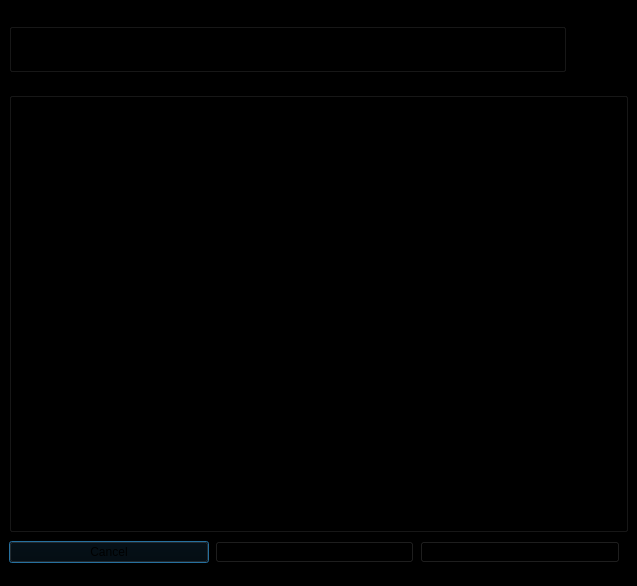
Above: ReqMktDepthGUI.ui from spinlockirqsave/qt_tradingclient_1 before the change. Below: the same form after it.
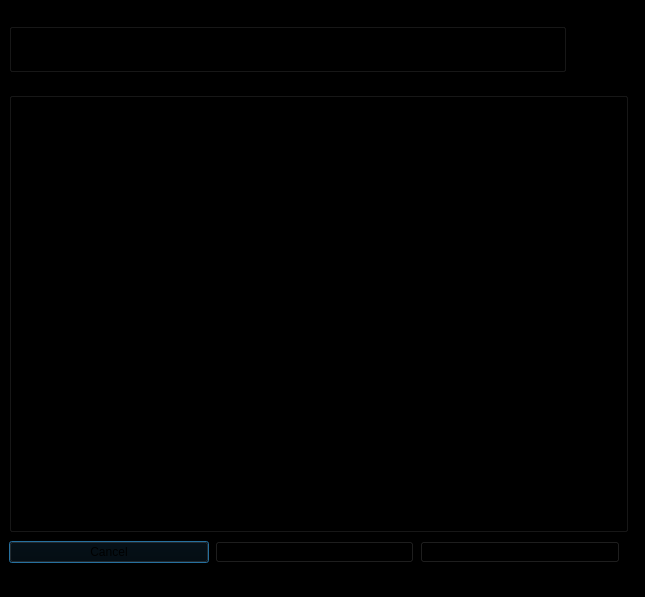
That is the form after the change.

Commit message: basic implementation of reqMktDepth function in ReqMktDepthGUI class

The edit to the form file:
```diff
--- a/ReqMktDepthGUI.ui
+++ b/ReqMktDepthGUI.ui
@@ -9,8 +9,8 @@
    <rect>
     <x>0</x>
     <y>0</y>
-    <width>637</width>
-    <height>586</height>
+    <width>645</width>
+    <height>597</height>
    </rect>
   </property>
   <property name="font">
@@ -98,7 +98,7 @@
       </property>
      </widget>
     </item>
-    <item row="13" column="2" colspan="2">
+    <item row="14" column="2" colspan="2">
      <widget class="QCheckBox" name="checkBox_Snapshot">
       <property name="text">
        <string>CheckBox</string>
@@ -198,14 +198,7 @@
       </property>
      </widget>
     </item>
-    <item row="9" column="0">
-     <widget class="QLabel" name="label_Currency">
-      <property name="text">
-       <string>Currency</string>
-      </property>
-     </widget>
-    </item>
-    <item row="13" column="0">
+    <item row="14" column="0">
      <widget class="QLabel" name="label_Snapshot">
       <property name="text">
        <string>Snapshot</string>
```
Left out of the diff: 101 changed lines with no effect on the pictures. The commit also changes 14 other files.
